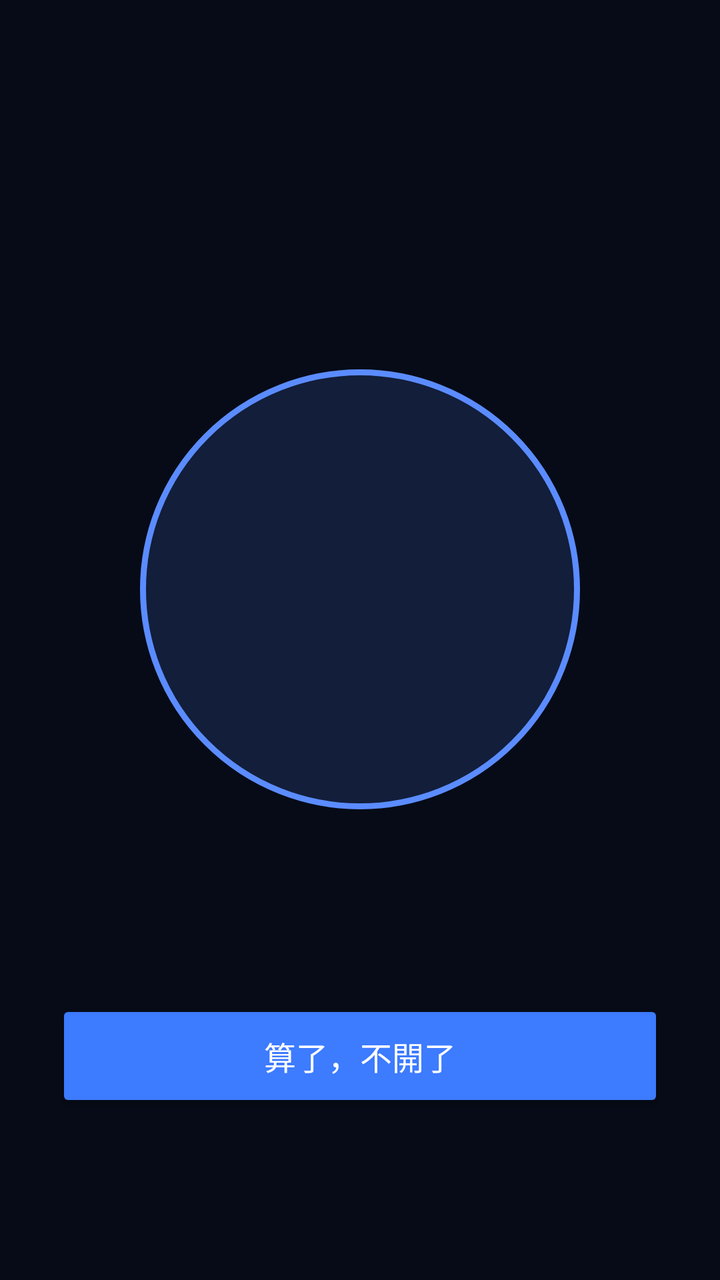
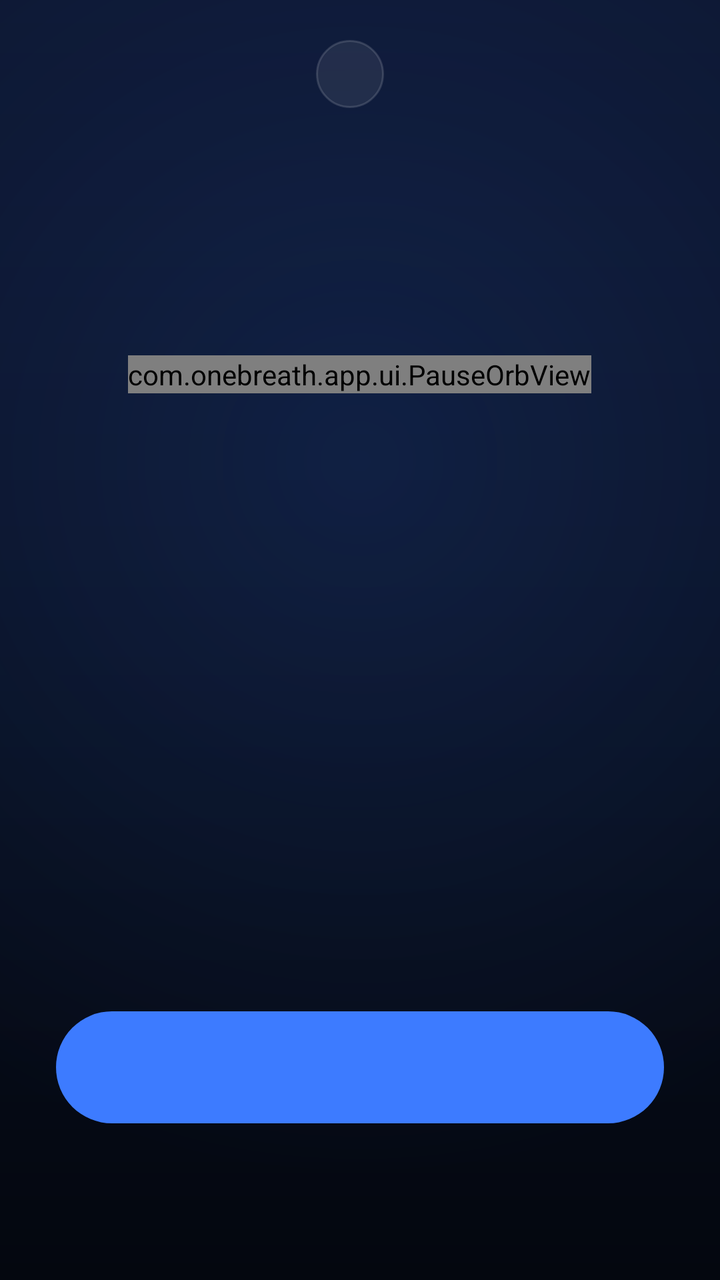

The first picture is an Android layout as it rendered before a commit; the second is the same layout after the commit. The layout source and the unified diff follow.
<!-- AndroidManifest.xml: activity theme PauseTheme -->
<!-- res/layout/activity_pause.xml -->
<?xml version="1.0" encoding="utf-8"?>
<LinearLayout xmlns:android="http://schemas.android.com/apk/res/android"
    android:layout_width="match_parent"
    android:layout_height="match_parent"
    android:gravity="center_horizontal"
    android:orientation="vertical"
    android:padding="28dp">

    <ImageView
        android:id="@+id/appIcon"
        android:layout_width="48dp"
        android:layout_height="48dp"
        android:layout_marginTop="32dp" />

    <TextView
        android:id="@+id/countText"
        android:layout_width="wrap_content"
        android:layout_height="wrap_content"
        android:layout_marginTop="12dp"
        android:gravity="center"
        android:textColor="#8C9AB5"
        android:textSize="15sp" />

    
    <FrameLayout
        android:layout_width="match_parent"
        android:layout_height="0dp"
        android:layout_weight="1">

        <View
            android:id="@+id/circle"
            android:layout_width="220dp"
            android:layout_height="220dp"
            android:layout_gravity="center"
            android:background="@drawable/breath_circle" />
    </FrameLayout>

    <TextView
        android:id="@+id/promptText"
        android:layout_width="wrap_content"
        android:layout_height="wrap_content"
        android:layout_marginBottom="24dp"
        android:gravity="center"
        android:textColor="#E8EEF8"
        android:textSize="20sp" />

    <Button
        android:id="@+id/cancelBtn"
        android:layout_width="match_parent"
        android:layout_height="56dp"
        android:backgroundTint="#3D7BFF"
        android:text="算了，不開了"
        android:textColor="#FFFFFF"
        android:textSize="16sp" />

    
    <Button
        android:id="@+id/continueBtn"
        style="?android:attr/borderlessButtonStyle"
        android:layout_width="match_parent"
        android:layout_height="48dp"
        android:layout_marginTop="8dp"
        android:background="@android:color/transparent"
        android:stateListAnimator="@null"
        android:textColor="#6F7FA0"
        android:textSize="14sp"
        android:visibility="invisible" />
</LinearLayout>
<!-- resources referenced by this layout -->
<resources>
  <!-- drawable breath_circle (drawable) -->
  <?xml version="1.0" encoding="utf-8"?>
  <shape xmlns:android="http://schemas.android.com/apk/res/android" android:shape="oval">
      <solid android:color="#265B8CFF" />
      <stroke android:width="3dp" android:color="#5B8CFF" />
  </shape>
  <style name="PauseTheme" parent="@android:style/Theme.Material.NoActionBar">
          <item name="android:windowBackground">@color/pause_bg</item>
          <item name="android:statusBarColor">@color/pause_bg</item>
          <item name="android:navigationBarColor">@color/pause_bg</item>
          <item name="android:colorAccent">@color/breath</item>
      </style>
  <color name="pause_bg">#060B17</color>
  <color name="breath">#5B8CFF</color>
</resources>

<!-- the commit's change to res/layout/activity_pause.xml (unified diff, before → after) -->
@@ -1,68 +1,149 @@
 <?xml version="1.0" encoding="utf-8"?>
-<LinearLayout xmlns:android="http://schemas.android.com/apk/res/android"
+<ScrollView xmlns:android="http://schemas.android.com/apk/res/android"
+    android:id="@+id/pauseScroll"
     android:layout_width="match_parent"
     android:layout_height="match_parent"
-    android:gravity="center_horizontal"
-    android:orientation="vertical"
-    android:padding="28dp">
+    android:clipToPadding="false"
+    android:fillViewport="true"
+    android:fitsSystemWindows="true"
+    android:overScrollMode="never"
+    android:scrollbars="none">
 
-    <ImageView
-        android:id="@+id/appIcon"
-        android:layout_width="48dp"
-        android:layout_height="48dp"
-        android:layout_marginTop="32dp" />
+    <LinearLayout
+        android:layout_width="match_parent"
+        android:layout_height="wrap_content"
+        android:gravity="center_horizontal"
+        android:orientation="vertical"
+        android:paddingLeft="28dp"
+        android:paddingTop="20dp"
+        android:paddingRight="28dp"
+        android:paddingBottom="20dp">
 
-    <TextView
-        android:id="@+id/countText"
-        android:layout_width="wrap_content"
-        android:layout_height="wrap_content"
-        android:layout_marginTop="12dp"
-        android:gravity="center"
-        android:textColor="#8C9AB5"
-        android:textSize="15sp" />
+        
+        <LinearLayout
+            android:id="@+id/pauseCaption"
+            android:layout_width="wrap_content"
+            android:layout_height="wrap_content"
+            android:gravity="center_vertical"
+            android:orientation="horizontal">
 
-    
-    <FrameLayout
-        android:layout_width="match_parent"
-        android:layout_height="0dp"
-        android:layout_weight="1">
+            <FrameLayout
+                android:layout_width="34dp"
+                android:layout_height="34dp"
+                android:background="@drawable/pause_chip">
 
-        <View
-            android:id="@+id/circle"
-            android:layout_width="220dp"
-            android:layout_height="220dp"
-            android:layout_gravity="center"
-            android:background="@drawable/breath_circle" />
-    </FrameLayout>
+                <ImageView
+                    android:id="@+id/pauseIcon"
+                    android:layout_width="20dp"
+                    android:layout_height="20dp"
+                    android:layout_gravity="center"
+                    android:importantForAccessibility="no"
+                    android:scaleType="fitCenter" />
+            </FrameLayout>
 
-    <TextView
-        android:id="@+id/promptText"
-        android:layout_width="wrap_content"
-        android:layout_height="wrap_content"
-        android:layout_marginBottom="24dp"
-        android:gravity="center"
-        android:textColor="#E8EEF8"
-        android:textSize="20sp" />
+            <TextView
+                android:id="@+id/pauseName"
+                android:layout_width="wrap_content"
+                android:layout_height="wrap_content"
+                android:layout_marginLeft="10dp"
+                android:ellipsize="end"
+                android:maxLines="1"
+                android:maxWidth="240dp"
+                android:textColor="@color/pause_text_secondary"
+                android:textSize="14sp" />
+        </LinearLayout>
 
-    <Button
-        android:id="@+id/cancelBtn"
-        android:layout_width="match_parent"
-        android:layout_height="56dp"
-        android:backgroundTint="#3D7BFF"
-        android:text="算了，不開了"
-        android:textColor="#FFFFFF"
-        android:textSize="16sp" />
+        <Space
+            android:layout_width="match_parent"
+            android:layout_height="0dp"
+            android:layout_weight="1"
+            android:minHeight="16dp" />
 
-    
-    <Button
-        android:id="@+id/continueBtn"
-        style="?android:attr/borderlessButtonStyle"
-        android:layout_width="match_parent"
-        android:layout_height="48dp"
-        android:layout_marginTop="8dp"
-        android:background="@android:color/transparent"
-        android:stateListAnimator="@null"
-        android:textColor="#6F7FA0"
-        android:textSize="14sp"
-        android:visibility="invisible" />
-</LinearLayout>
+        
+        <com.onebreath.app.ui.PauseOrbView
+            android:id="@+id/pauseOrb"
+            android:layout_width="wrap_content"
+            android:layout_height="wrap_content"
+            android:importantForAccessibility="no" />
+
+        <Space
+            android:layout_width="match_parent"
+            android:layout_height="0dp"
+            android:layout_weight="1"
+            android:minHeight="16dp" />
+
+        <TextView
+            android:id="@+id/pauseEyebrow"
+            android:layout_width="wrap_content"
+            android:layout_height="wrap_content"
+            android:gravity="center"
+            android:letterSpacing="0.12"
+            android:textColor="@color/pause_accent_light"
+            android:textSize="14sp" />
+
+        <TextView
+            android:id="@+id/pauseQuestion"
+            android:layout_width="match_parent"
+            android:layout_height="wrap_content"
+            android:layout_marginTop="12dp"
+            android:fontFamily="sans-serif"
+            android:gravity="center"
+            android:lineSpacingMultiplier="1.25"
+            android:textColor="@color/pause_text_primary"
+            android:textSize="26sp" />
+
+        <TextView
+            android:id="@+id/pauseStat"
+            android:layout_width="match_parent"
+            android:layout_height="wrap_content"
+            android:layout_marginTop="14dp"
+            android:gravity="center"
+            android:lineSpacingMultiplier="1.15"
+            android:textColor="@color/pause_text_tertiary"
+            android:textSize="14sp" />
+
+        <Space
+            android:layout_width="match_parent"
+            android:layout_height="0dp"
+            android:layout_weight="0.7"
+            android:minHeight="28dp" />
+
+        
+        <Button
+            android:id="@+id/pausePrimary"
+            android:layout_width="match_parent"
+            android:layout_height="wrap_content"
+            android:background="@drawable/pause_pill"
+            android:fontFamily="sans-serif-medium"
+            android:gravity="center"
+            android:letterSpacing="0.04"
+            android:minHeight="56dp"
+            android:paddingLeft="24dp"
+            android:paddingTop="14dp"
+            android:paddingRight="24dp"
+            android:paddingBottom="14dp"
+            android:stateListAnimator="@null"
+            android:textAllCaps="false"
+            android:textColor="@color/pause_on_accent"
+            android:textSize="17sp" />
+
+        
+        <TextView
+            android:id="@+id/pauseSecondary"
+            android:layout_width="wrap_content"
+            android:layout_height="wrap_content"
+            android:layout_marginTop="10dp"
+            android:background="@drawable/pause_text_button"
+            android:clickable="true"
+            android:focusable="true"
+            android:gravity="center"
+            android:minHeight="48dp"
+            android:paddingLeft="20dp"
+            android:paddingTop="12dp"
+            android:paddingRight="20dp"
+            android:paddingBottom="12dp"
+            android:textColor="@color/pause_text_secondary"
+            android:textSize="14sp"
+            android:visibility="invisible" />
+    </LinearLayout>
+</ScrollView>
<!-- resource entries referenced after the edit -->
@@ -1,18 +1,83 @@
 <!-- resources referenced by this layout -->
 <resources>
-  <!-- drawable breath_circle (drawable) -->
+  <color name="pause_accent_light">#8FB0FF</color>
+  <color name="pause_on_accent">#FFFFFF</color>
+  <color name="pause_text_primary">#EEF2FA</color>
+  <color name="pause_text_secondary">#8C9AB5</color>
+  <color name="pause_text_tertiary">#66749A</color>
+  <!-- drawable pause_chip (drawable) -->
   <?xml version="1.0" encoding="utf-8"?>
   <shape xmlns:android="http://schemas.android.com/apk/res/android" android:shape="oval">
-      <solid android:color="#265B8CFF" />
-      <stroke android:width="3dp" android:color="#5B8CFF" />
+      <solid android:color="@color/pause_chip_fill" />
+      <stroke
+          android:width="1dp"
+          android:color="@color/pause_chip_line" />
   </shape>
+  <!-- drawable pause_pill (drawable) -->
+  <?xml version="1.0" encoding="utf-8"?>
+  <ripple xmlns:android="http://schemas.android.com/apk/res/android"
+      android:color="@color/pause_ripple_light">
+      <item>
+          <shape android:shape="rectangle">
+              <corners android:radius="100dp" />
+              <solid android:color="@color/pause_accent" />
+          </shape>
+      </item>
+  </ripple>
+  <!-- drawable pause_text_button (drawable) -->
+  <?xml version="1.0" encoding="utf-8"?>
+  <ripple xmlns:android="http://schemas.android.com/apk/res/android"
+      android:color="@color/pause_ripple_light">
+      <item android:id="@android:id/mask">
+          <shape android:shape="rectangle">
+              <corners android:radius="100dp" />
+              <solid android:color="#FFFFFFFF" />
+          </shape>
+      </item>
+  </ripple>
   <style name="PauseTheme" parent="@android:style/Theme.Material.NoActionBar">
-          <item name="android:windowBackground">@color/pause_bg</item>
-          <item name="android:statusBarColor">@color/pause_bg</item>
-          <item name="android:navigationBarColor">@color/pause_bg</item>
-          <item name="android:colorAccent">@color/breath</item>
+          <item name="android:windowBackground">@drawable/pause_background</item>
+          <item name="android:statusBarColor">@android:color/transparent</item>
+          <item name="android:navigationBarColor">@color/pause_bg_bottom</item>
+          <item name="android:colorAccent">@color/pause_accent</item>
+          <item name="android:colorPrimary">@color/pause_accent</item>
+          <item name="android:colorPrimaryDark">@color/pause_bg_top</item>
+          <item name="android:textColorPrimary">@color/pause_text_primary</item>
+          <item name="android:textColorSecondary">@color/pause_text_secondary</item>
+          <item name="android:colorControlHighlight">@color/pause_ripple_light</item>
       </style>
-  <color name="pause_bg">#060B17</color>
-  <color name="breath">#5B8CFF</color>
+  <color name="pause_chip_fill">#14FFFFFF</color>
+  <color name="pause_chip_line">#24FFFFFF</color>
+  <color name="pause_ripple_light">#33FFFFFF</color>
+  <color name="pause_accent">#3D7BFF</color>
+  <!-- drawable pause_background (drawable) -->
+  <?xml version="1.0" encoding="utf-8"?>
+  <layer-list xmlns:android="http://schemas.android.com/apk/res/android">
+      <item>
+          <shape android:shape="rectangle">
+              <gradient
+                  android:angle="270"
+                  android:centerColor="@color/pause_bg_mid"
+                  android:endColor="@color/pause_bg_bottom"
+                  android:startColor="@color/pause_bg_top"
+                  android:type="linear" />
+          </shape>
+      </item>
+      <item>
+          <shape android:shape="rectangle">
+              <gradient
+                  android:centerX="0.5"
+                  android:centerY="0.36"
+                  android:endColor="#00000000"
+                  android:gradientRadius="360dp"
+                  android:startColor="@color/pause_bg_glow"
+                  android:type="radial" />
+          </shape>
+      </item>
+  </layer-list>
+  <color name="pause_bg_bottom">#04070F</color>
+  <color name="pause_bg_top">#0C1630</color>
+  <color name="pause_bg_mid">#081022</color>
+  <color name="pause_bg_glow">#223D7BFF</color>
 </resources>
 
